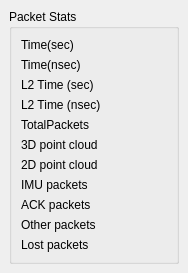
markgol/L2diagnostic, file forms/StatsDock.ui: the form before one commit.
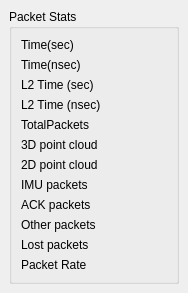
The form after the commit.

The edit to the form file:
```diff
--- a/forms/StatsDock.ui
+++ b/forms/StatsDock.ui
@@ -7,7 +7,7 @@
     <x>0</x>
     <y>0</y>
     <width>188</width>
-    <height>234</height>
+    <height>249</height>
    </rect>
   </property>
   <property name="windowTitle">
@@ -139,6 +139,20 @@
          </property>
         </widget>
        </item>
+       <item row="11" column="0">
+        <widget class="QLabel" name="lblPacketRateText">
+         <property name="text">
+          <string>Packet Rate</string>
+         </property>
+        </widget>
+       </item>
+       <item row="11" column="1">
+        <widget class="QLabel" name="lblPacketRateValue">
+         <property name="text">
+          <string/>
+         </property>
+        </widget>
+       </item>
       </layout>
      </widget>
     </item>
```
